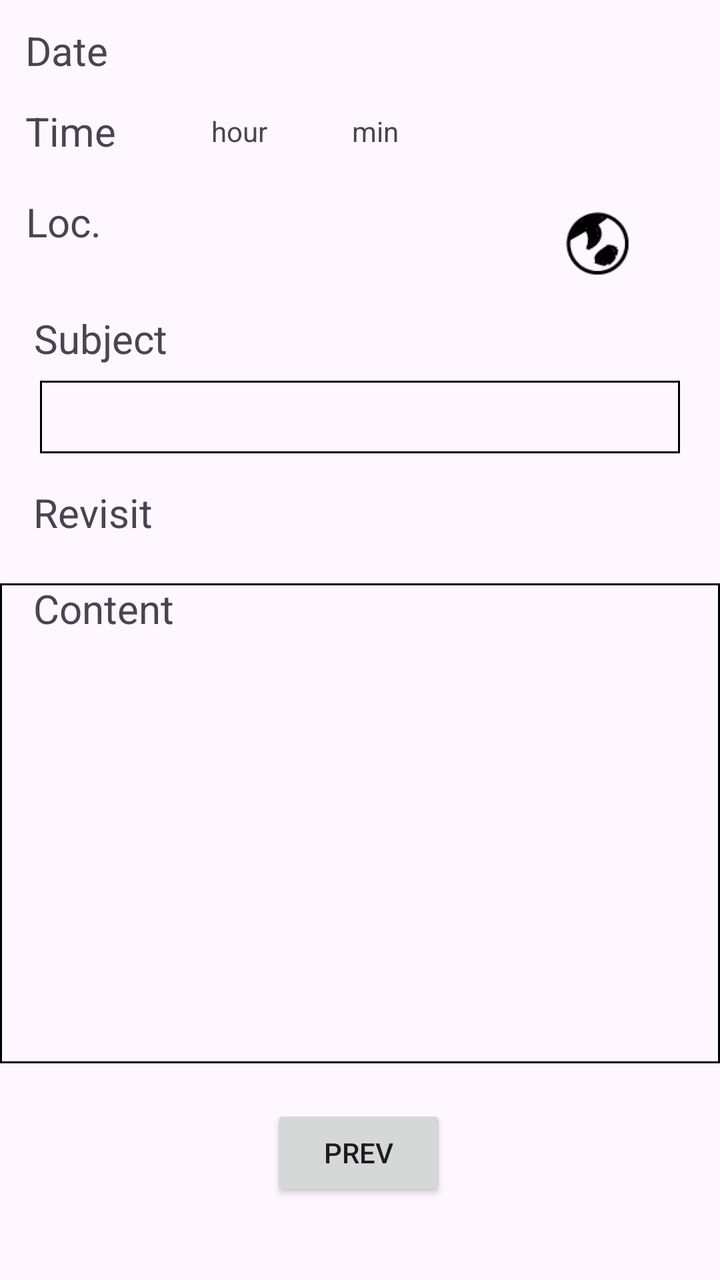
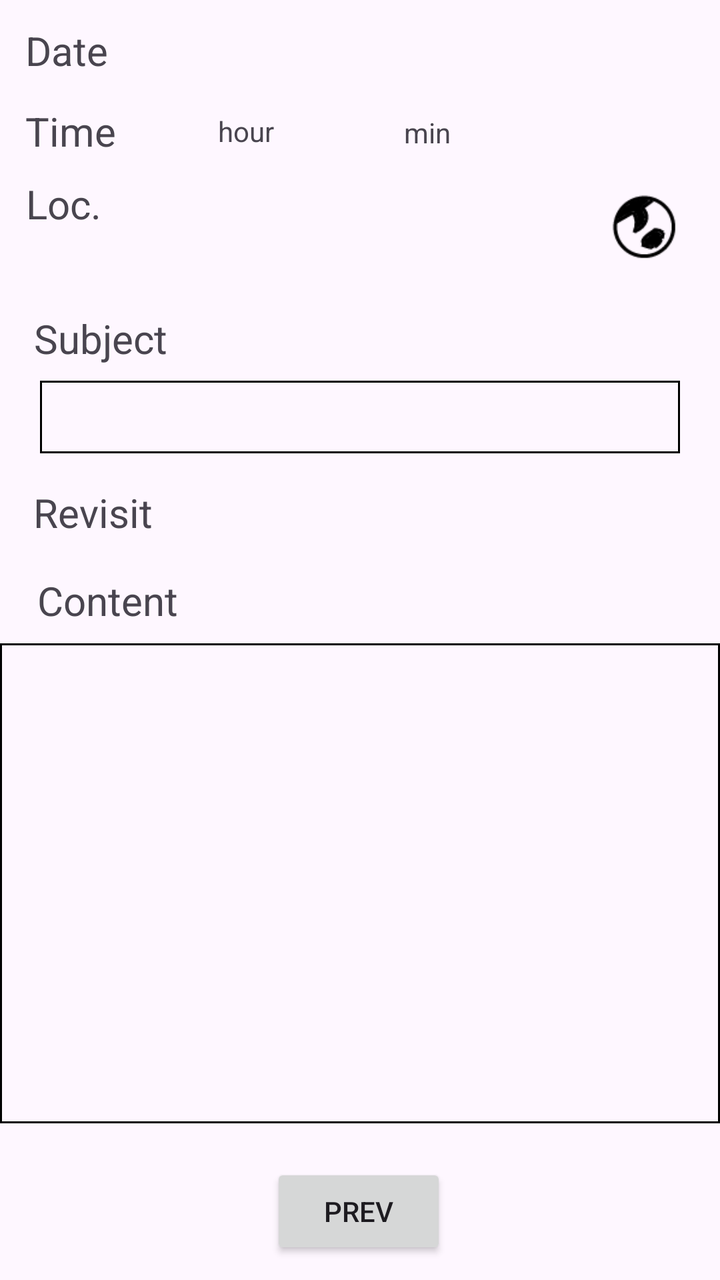

Before-and-after screenshots of an Android layout around one commit, followed by the original layout XML and the change that was made.
<!-- AndroidManifest.xml: application theme Theme.TravelHorizon -->
<!-- res/layout/fragment_view.xml -->
<?xml version="1.0" encoding="utf-8"?>
<androidx.constraintlayout.widget.ConstraintLayout xmlns:android="http://schemas.android.com/apk/res/android"
    xmlns:app="http://schemas.android.com/apk/res-auto"
    xmlns:tools="http://schemas.android.com/tools"
    android:layout_width="match_parent"
    android:layout_height="match_parent"
    tools:context=".fragment.ViewFragment">

    <TextView
        android:id="@+id/viewSubject"
        android:layout_width="0dp"
        android:layout_height="wrap_content"
        android:layout_marginHorizontal="20sp"
        android:background="@drawable/border"
        android:padding="6dp"
        android:textSize="18sp"
        app:layout_constraintBottom_toBottomOf="parent"
        app:layout_constraintEnd_toEndOf="parent"
        app:layout_constraintHorizontal_bias="0.4"
        app:layout_constraintStart_toStartOf="parent"
        app:layout_constraintTop_toBottomOf="@+id/textView"
        app:layout_constraintVertical_bias="0.018" />

    <TextView
        android:id="@+id/labelRevisit"
        android:layout_width="wrap_content"
        android:layout_height="wrap_content"
        android:text="@string/revisit"
        android:textSize="20sp"
        app:layout_constraintBottom_toBottomOf="parent"
        app:layout_constraintEnd_toEndOf="parent"
        app:layout_constraintHorizontal_bias="0.056"
        app:layout_constraintStart_toStartOf="parent"
        app:layout_constraintTop_toBottomOf="@+id/viewSubject"
        app:layout_constraintVertical_bias="0.041" />

    <TextView
        android:id="@+id/textView"
        android:layout_width="wrap_content"
        android:layout_height="wrap_content"
        android:text="@string/subject"
        android:textSize="20sp"
        app:layout_constraintBottom_toBottomOf="parent"
        app:layout_constraintEnd_toEndOf="parent"
        app:layout_constraintHorizontal_bias="0.058"
        app:layout_constraintStart_toStartOf="parent"
        app:layout_constraintTop_toTopOf="parent"
        app:layout_constraintVertical_bias="0.254" />

    <TextView
        android:id="@+id/viewLatitude"
        android:layout_width="203dp"
        android:layout_height="wrap_content"
        android:textSize="16sp"
        app:layout_constraintBottom_toBottomOf="parent"
        app:layout_constraintEnd_toEndOf="parent"
        app:layout_constraintHorizontal_bias="0.418"
        app:layout_constraintStart_toStartOf="parent"
        app:layout_constraintTop_toTopOf="parent"
        app:layout_constraintVertical_bias="0.162" />

    <TextView
        android:id="@+id/labelHour"
        android:layout_width="wrap_content"
        android:layout_height="27dp"
        android:gravity="center|left"
        android:text="@string/hour"
        android:textSize="14sp"
        app:layout_constraintBottom_toBottomOf="parent"
        app:layout_constraintEnd_toEndOf="parent"
        app:layout_constraintHorizontal_bias="0.318"
        app:layout_constraintStart_toStartOf="parent"
        app:layout_constraintTop_toTopOf="parent"
        app:layout_constraintVertical_bias="0.085" />

    <TextView
        android:id="@+id/labelDate"
        android:layout_width="wrap_content"
        android:layout_height="wrap_content"
        android:text="@string/date"
        android:textSize="20sp"
        app:layout_constraintBottom_toBottomOf="parent"
        app:layout_constraintEnd_toEndOf="parent"
        app:layout_constraintHorizontal_bias="0.04"
        app:layout_constraintStart_toStartOf="parent"
        app:layout_constraintTop_toTopOf="parent"
        app:layout_constraintVertical_bias="0.019" />

    <TextView
        android:id="@+id/labelMin"
        android:layout_width="wrap_content"
        android:layout_height="27dp"
        android:gravity="center|left"
        android:text="@string/min"
        android:textSize="14sp"
        app:layout_constraintBottom_toBottomOf="parent"
        app:layout_constraintEnd_toEndOf="parent"
        app:layout_constraintHorizontal_bias="0.523"
        app:layout_constraintStart_toStartOf="parent"
        app:layout_constraintTop_toTopOf="parent"
        app:layout_constraintVertical_bias="0.085" />

    <TextView
        android:id="@+id/labelTime"
        android:layout_width="wrap_content"
        android:layout_height="wrap_content"
        android:text="@string/time"
        android:textSize="20sp"
        app:layout_constraintBottom_toBottomOf="parent"
        app:layout_constraintEnd_toEndOf="parent"
        app:layout_constraintHorizontal_bias="0.04"
        app:layout_constraintStart_toStartOf="parent"
        app:layout_constraintTop_toTopOf="parent"
        app:layout_constraintVertical_bias="0.085" />

    <TextView
        android:id="@+id/viewLongitude"
        android:layout_width="203dp"
        android:layout_height="wrap_content"
        android:textSize="16sp"
        app:layout_constraintBottom_toBottomOf="parent"
        app:layout_constraintEnd_toEndOf="parent"
        app:layout_constraintHorizontal_bias="0.418"
        app:layout_constraintStart_toStartOf="parent"
        app:layout_constraintTop_toTopOf="parent"
        app:layout_constraintVertical_bias="0.196" />

    <TextView
        android:id="@+id/viewHour"
        android:layout_width="24dp"
        android:layout_height="wrap_content"
        android:textSize="16sp"
        app:layout_constraintBottom_toBottomOf="parent"
        app:layout_constraintEnd_toEndOf="parent"
        app:layout_constraintHorizontal_bias="0.235"
        app:layout_constraintStart_toStartOf="parent"
        app:layout_constraintTop_toTopOf="parent"
        app:layout_constraintVertical_bias="0.09" />

    <TextView
        android:id="@+id/labelLocation"
        android:layout_width="wrap_content"
        android:layout_height="wrap_content"
        android:text="@string/location"
        android:textSize="20sp"
        app:layout_constraintBottom_toBottomOf="parent"
        app:layout_constraintEnd_toEndOf="parent"
        app:layout_constraintHorizontal_bias="0.04"
        app:layout_constraintStart_toStartOf="parent"
        app:layout_constraintTop_toTopOf="parent"
        app:layout_constraintVertical_bias="0.159" />

    <TextView
        android:id="@+id/viewDate"
        android:layout_width="140dp"
        android:layout_height="wrap_content"
        android:textSize="20sp"
        app:layout_constraintBottom_toBottomOf="parent"
        app:layout_constraintEnd_toEndOf="parent"
        app:layout_constraintHorizontal_bias="0.317"
        app:layout_constraintStart_toStartOf="parent"
        app:layout_constraintTop_toTopOf="parent"
        app:layout_constraintVertical_bias="0.019" />

    <TextView
        android:id="@+id/viewMin"
        android:layout_width="24dp"
        android:layout_height="wrap_content"
        android:textSize="16sp"
        app:layout_constraintBottom_toBottomOf="parent"
        app:layout_constraintEnd_toEndOf="parent"
        app:layout_constraintHorizontal_bias="0.452"
        app:layout_constraintStart_toStartOf="parent"
        app:layout_constraintTop_toTopOf="parent"
        app:layout_constraintVertical_bias="0.09" />

    <TextView
        android:id="@+id/textView2"
        android:layout_width="wrap_content"
        android:layout_height="wrap_content"
        android:layout_marginTop="64dp"
        android:text="@string/Content"
        android:textSize="20sp"
        app:layout_constraintEnd_toEndOf="parent"
        app:layout_constraintHorizontal_bias="0.058"
        app:layout_constraintStart_toStartOf="parent"
        app:layout_constraintTop_toBottomOf="@+id/viewSubject" />

    <Button
        android:id="@+id/btnPrev"
        android:layout_width="wrap_content"
        android:layout_height="wrap_content"
        android:text="@string/previous"
        app:layout_constraintBottom_toBottomOf="parent"
        app:layout_constraintEnd_toEndOf="parent"
        app:layout_constraintHorizontal_bias="0.498"
        app:layout_constraintStart_toStartOf="parent"
        app:layout_constraintTop_toBottomOf="@+id/viewContent"
        app:layout_constraintVertical_bias="0.341" />

    <ImageView
        android:id="@+id/imgViewEarth"
        android:layout_width="36dp"
        android:layout_height="36dp"
        android:layout_marginStart="12dp"
        android:src="@drawable/earth"
        android:tooltipText="@string/open_map_app"
        app:layout_constraintBottom_toBottomOf="@+id/viewLongitude"
        app:layout_constraintStart_toEndOf="@+id/viewLatitude"
        app:layout_constraintTop_toTopOf="@+id/viewLatitude" />

    <TextView
        android:id="@+id/viewCheck"
        android:layout_width="50dp"
        android:layout_height="wrap_content"
        android:layout_marginStart="12dp"
        android:gravity="center"
        android:textSize="24sp"
        app:layout_constraintBottom_toBottomOf="@+id/labelRevisit"
        app:layout_constraintStart_toEndOf="@+id/labelRevisit"
        app:layout_constraintTop_toTopOf="@+id/labelRevisit" />

    <EditText
        android:id="@+id/viewContent"
        android:layout_width="360dp"
        android:layout_height="240dp"
        android:background="@drawable/border"
        android:clickable="false"
        android:editable="false"
        android:ems="10"
        android:focusable="false"
        android:focusableInTouchMode="false"
        android:gravity="top"
        android:inputType="text|textMultiLine"
        android:scrollbars="vertical"
        app:layout_constraintBottom_toBottomOf="parent"
        app:layout_constraintEnd_toEndOf="parent"
        app:layout_constraintHorizontal_bias="0.49"
        app:layout_constraintStart_toStartOf="parent"
        app:layout_constraintTop_toTopOf="parent"
        app:layout_constraintVertical_bias="0.729" />

    
    
    
    
    
    
    
    
    
    
    
    
    
    
    
    

</androidx.constraintlayout.widget.ConstraintLayout>
<!-- resources referenced by this layout -->
<resources>
  <!-- drawable border (drawable) -->
  <?xml version="1.0" encoding="utf-8"?>
  <shape xmlns:android="http://schemas.android.com/apk/res/android" android:shape="rectangle" >
  
      <stroke android:width="1dp" android:color="@color/black"/>
  </shape>
  <!-- drawable earth: png bitmap (drawable, 1851 bytes) -->
  <string name="Content">Content</string>
  <string name="date">Date</string>
  <string name="hour">hour</string>
  <string name="location">Loc.</string>
  <string name="min">min</string>
  <string name="open_map_app">Open Map App</string>
  <string name="previous">Prev</string>
  <string name="revisit">Revisit</string>
  <string name="subject">Subject</string>
  <string name="time">Time</string>
  <style name="Theme.TravelHorizon" parent="Base.Theme.TravelHorizon" />
  <color name="black">#FF000000</color>
  <style name="Base.Theme.TravelHorizon" parent="Theme.Material3.DayNight.NoActionBar">
          
          
      </style>
</resources>

<!-- the commit's change to res/layout/fragment_view.xml (unified diff, before → after) -->
@@ -49,15 +49,52 @@
 
     <TextView
         android:id="@+id/viewLatitude"
-        android:layout_width="203dp"
-        android:layout_height="wrap_content"
-        android:textSize="16sp"
-        app:layout_constraintBottom_toBottomOf="parent"
-        app:layout_constraintEnd_toEndOf="parent"
-        app:layout_constraintHorizontal_bias="0.418"
-        app:layout_constraintStart_toStartOf="parent"
-        app:layout_constraintTop_toTopOf="parent"
-        app:layout_constraintVertical_bias="0.162" />
+        android:layout_width="261dp"
+        android:layout_height="24dp"
+        android:textSize="16sp"
+        app:layout_constraintBottom_toBottomOf="parent"
+        app:layout_constraintEnd_toEndOf="parent"
+        app:layout_constraintHorizontal_bias="0.573"
+        app:layout_constraintStart_toStartOf="parent"
+        app:layout_constraintTop_toTopOf="parent"
+        app:layout_constraintVertical_bias="0.144" />
+
+    <TextView
+        android:id="@+id/viewLongitude"
+        android:layout_width="261dp"
+        android:layout_height="wrap_content"
+        android:textSize="16sp"
+        app:layout_constraintBottom_toBottomOf="parent"
+        app:layout_constraintEnd_toEndOf="parent"
+        app:layout_constraintHorizontal_bias="0.573"
+        app:layout_constraintStart_toStartOf="parent"
+        app:layout_constraintTop_toTopOf="parent"
+        app:layout_constraintVertical_bias="0.19" />
+
+    <TextView
+        android:id="@+id/labelLocation"
+        android:layout_width="wrap_content"
+        android:layout_height="wrap_content"
+        android:text="@string/location"
+        android:textSize="20sp"
+        app:layout_constraintBottom_toBottomOf="parent"
+        app:layout_constraintEnd_toEndOf="parent"
+        app:layout_constraintHorizontal_bias="0.04"
+        app:layout_constraintStart_toStartOf="parent"
+        app:layout_constraintTop_toTopOf="parent"
+        app:layout_constraintVertical_bias="0.144" />
+
+    <ImageView
+        android:id="@+id/imgViewEarth"
+        android:layout_width="36dp"
+        android:layout_height="36dp"
+        android:layout_marginEnd="20dp"
+        android:src="@drawable/earth"
+        android:tooltipText="@string/open_map_app"
+        app:layout_constraintBottom_toBottomOf="@+id/viewLongitude"
+        app:layout_constraintEnd_toEndOf="parent"
+        app:layout_constraintTop_toTopOf="@+id/viewLatitude"
+        app:layout_constraintVertical_bias="0.473" />
 
     <TextView
         android:id="@+id/labelHour"
@@ -68,7 +105,7 @@
         android:textSize="14sp"
         app:layout_constraintBottom_toBottomOf="parent"
         app:layout_constraintEnd_toEndOf="parent"
-        app:layout_constraintHorizontal_bias="0.318"
+        app:layout_constraintHorizontal_bias="0.328"
         app:layout_constraintStart_toStartOf="parent"
         app:layout_constraintTop_toTopOf="parent"
         app:layout_constraintVertical_bias="0.085" />
@@ -95,60 +132,35 @@
         android:textSize="14sp"
         app:layout_constraintBottom_toBottomOf="parent"
         app:layout_constraintEnd_toEndOf="parent"
-        app:layout_constraintHorizontal_bias="0.523"
+        app:layout_constraintHorizontal_bias="0.6"
+        app:layout_constraintStart_toStartOf="parent"
+        app:layout_constraintTop_toTopOf="parent"
+        app:layout_constraintVertical_bias="0.086" />
+
+    <TextView
+        android:id="@+id/labelTime"
+        android:layout_width="wrap_content"
+        android:layout_height="wrap_content"
+        android:text="@string/time"
+        android:textSize="20sp"
+        app:layout_constraintBottom_toBottomOf="parent"
+        app:layout_constraintEnd_toEndOf="parent"
+        app:layout_constraintHorizontal_bias="0.04"
         app:layout_constraintStart_toStartOf="parent"
         app:layout_constraintTop_toTopOf="parent"
         app:layout_constraintVertical_bias="0.085" />
 
     <TextView
-        android:id="@+id/labelTime"
-        android:layout_width="wrap_content"
-        android:layout_height="wrap_content"
-        android:text="@string/time"
-        android:textSize="20sp"
-        app:layout_constraintBottom_toBottomOf="parent"
-        app:layout_constraintEnd_toEndOf="parent"
-        app:layout_constraintHorizontal_bias="0.04"
-        app:layout_constraintStart_toStartOf="parent"
-        app:layout_constraintTop_toTopOf="parent"
-        app:layout_constraintVertical_bias="0.085" />
-
-    <TextView
-        android:id="@+id/viewLongitude"
-        android:layout_width="203dp"
-        android:layout_height="wrap_content"
-        android:textSize="16sp"
-        app:layout_constraintBottom_toBottomOf="parent"
-        app:layout_constraintEnd_toEndOf="parent"
-        app:layout_constraintHorizontal_bias="0.418"
-        app:layout_constraintStart_toStartOf="parent"
-        app:layout_constraintTop_toTopOf="parent"
-        app:layout_constraintVertical_bias="0.196" />
-
-    <TextView
         android:id="@+id/viewHour"
-        android:layout_width="24dp"
-        android:layout_height="wrap_content"
-        android:textSize="16sp"
-        app:layout_constraintBottom_toBottomOf="parent"
-        app:layout_constraintEnd_toEndOf="parent"
-        app:layout_constraintHorizontal_bias="0.235"
-        app:layout_constraintStart_toStartOf="parent"
-        app:layout_constraintTop_toTopOf="parent"
-        app:layout_constraintVertical_bias="0.09" />
-
-    <TextView
-        android:id="@+id/labelLocation"
-        android:layout_width="wrap_content"
-        android:layout_height="wrap_content"
-        android:text="@string/location"
-        android:textSize="20sp"
-        app:layout_constraintBottom_toBottomOf="parent"
-        app:layout_constraintEnd_toEndOf="parent"
-        app:layout_constraintHorizontal_bias="0.04"
-        app:layout_constraintStart_toStartOf="parent"
-        app:layout_constraintTop_toTopOf="parent"
-        app:layout_constraintVertical_bias="0.159" />
+        android:layout_width="36dp"
+        android:layout_height="25dp"
+        android:textSize="16sp"
+        app:layout_constraintBottom_toBottomOf="parent"
+        app:layout_constraintEnd_toEndOf="parent"
+        app:layout_constraintHorizontal_bias="0.229"
+        app:layout_constraintStart_toStartOf="parent"
+        app:layout_constraintTop_toTopOf="parent"
+        app:layout_constraintVertical_bias="0.087" />
 
     <TextView
         android:id="@+id/viewDate"
@@ -164,25 +176,25 @@
 
     <TextView
         android:id="@+id/viewMin"
-        android:layout_width="24dp"
-        android:layout_height="wrap_content"
-        android:textSize="16sp"
-        app:layout_constraintBottom_toBottomOf="parent"
-        app:layout_constraintEnd_toEndOf="parent"
-        app:layout_constraintHorizontal_bias="0.452"
-        app:layout_constraintStart_toStartOf="parent"
-        app:layout_constraintTop_toTopOf="parent"
-        app:layout_constraintVertical_bias="0.09" />
+        android:layout_width="33dp"
+        android:layout_height="27dp"
+        android:textSize="16sp"
+        app:layout_constraintBottom_toBottomOf="parent"
+        app:layout_constraintEnd_toEndOf="parent"
+        app:layout_constraintHorizontal_bias="0.51"
+        app:layout_constraintStart_toStartOf="parent"
+        app:layout_constraintTop_toTopOf="parent"
+        app:layout_constraintVertical_bias="0.086" />
 
     <TextView
         android:id="@+id/textView2"
         android:layout_width="wrap_content"
         android:layout_height="wrap_content"
-        android:layout_marginTop="64dp"
+        android:layout_marginTop="60dp"
         android:text="@string/Content"
         android:textSize="20sp"
         app:layout_constraintEnd_toEndOf="parent"
-        app:layout_constraintHorizontal_bias="0.058"
+        app:layout_constraintHorizontal_bias="0.064"
         app:layout_constraintStart_toStartOf="parent"
         app:layout_constraintTop_toBottomOf="@+id/viewSubject" />
 
@@ -190,24 +202,12 @@
         android:id="@+id/btnPrev"
         android:layout_width="wrap_content"
         android:layout_height="wrap_content"
+        android:layout_marginTop="20dp"
         android:text="@string/previous"
-        app:layout_constraintBottom_toBottomOf="parent"
         app:layout_constraintEnd_toEndOf="parent"
         app:layout_constraintHorizontal_bias="0.498"
         app:layout_constraintStart_toStartOf="parent"
-        app:layout_constraintTop_toBottomOf="@+id/viewContent"
-        app:layout_constraintVertical_bias="0.341" />
-
-    <ImageView
-        android:id="@+id/imgViewEarth"
-        android:layout_width="36dp"
-        android:layout_height="36dp"
-        android:layout_marginStart="12dp"
-        android:src="@drawable/earth"
-        android:tooltipText="@string/open_map_app"
-        app:layout_constraintBottom_toBottomOf="@+id/viewLongitude"
-        app:layout_constraintStart_toEndOf="@+id/viewLatitude"
-        app:layout_constraintTop_toTopOf="@+id/viewLatitude" />
+        app:layout_constraintTop_toBottomOf="@+id/viewContent" />
 
     <TextView
         android:id="@+id/viewCheck"
@@ -224,6 +224,7 @@
         android:id="@+id/viewContent"
         android:layout_width="360dp"
         android:layout_height="240dp"
+        android:layout_marginTop="8dp"
         android:background="@drawable/border"
         android:clickable="false"
         android:editable="false"
@@ -233,12 +234,10 @@
         android:gravity="top"
         android:inputType="text|textMultiLine"
         android:scrollbars="vertical"
-        app:layout_constraintBottom_toBottomOf="parent"
         app:layout_constraintEnd_toEndOf="parent"
         app:layout_constraintHorizontal_bias="0.49"
         app:layout_constraintStart_toStartOf="parent"
-        app:layout_constraintTop_toTopOf="parent"
-        app:layout_constraintVertical_bias="0.729" />
+        app:layout_constraintTop_toBottomOf="@+id/textView2" />
 
     
     
